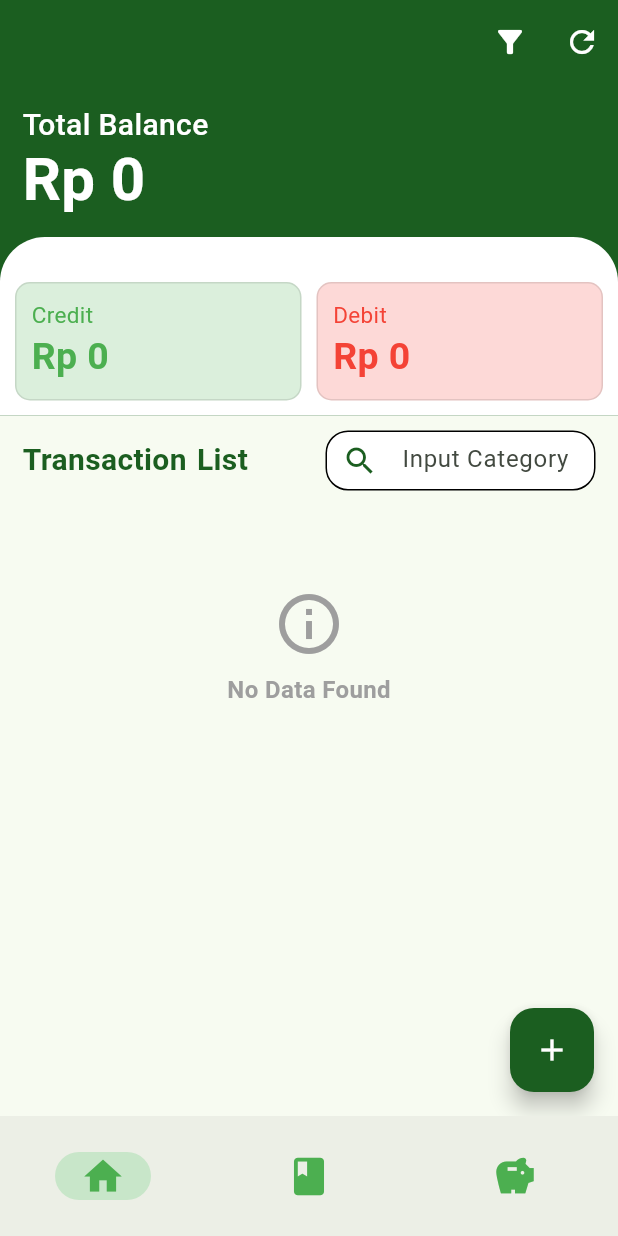
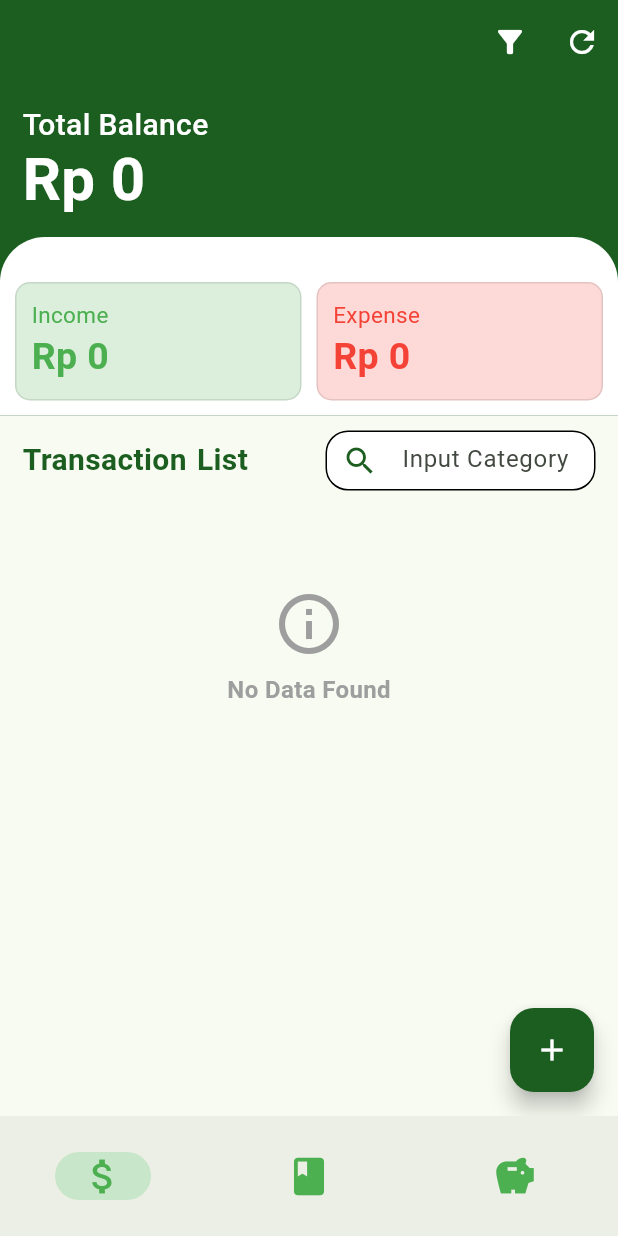
Before and after one commit to georgius34/pocket-planner, a Flutter app: the screen it shows after launch, on a phone screen of 412 x 824 dp. Run offline on Flutter 3.47's test engine with Material 3 defaults, Android fonts, the phone set to English and light mode, and no system bars; our stand-ins replace cloud_firestore, firebase_auth, firebase_core, fl_chart, font_awesome_flutter, shared_preferences; accounts and stored records are empty.

Commit message:
perbaikan Pocket planner (perbaikan update dan revisi expense income pada transaction screen

```diff
--- a/lib/screen/splash_screen.dart
+++ b/lib/screen/splash_screen.dart
@@ -1,6 +1,6 @@
 import 'package:flutter/material.dart';
 import 'package:flutter/services.dart';
-import 'package:pocket_planner/screen/dashboard.dart';
+import 'package:pocket_planner/screen/Home.dart';
 
 class SplashScreen extends StatefulWidget {
  final String userId; // Add userId as a parameter
--- a/lib/widgets/transaction/transaction_detail.dart
+++ b/lib/screen/transaction/transaction_detail_screen.dart
@@ -1,23 +1,23 @@
 import 'package:flutter/material.dart';
 import 'package:cloud_firestore/cloud_firestore.dart';
 import 'package:intl/intl.dart';
-import 'package:pocket_planner/screen/dashboard.dart';
+import 'package:pocket_planner/screen/Home.dart';
 import 'package:pocket_planner/utils/detail_box.dart';
 import 'package:pocket_planner/utils/format.dart';
 import 'package:pocket_planner/widgets/transaction/update_transaction.dart';
 
-class TransactionDetailsPage extends StatefulWidget {
+class TransactionDetailsScreen extends StatefulWidget {
   final String userId;
   final dynamic transactionData;
 
-  const TransactionDetailsPage({Key? key, required this.transactionData, required this.userId})
+  const TransactionDetailsScreen({Key? key, required this.transactionData, required this.userId})
       : super(key: key);
 
   @override
-  State<TransactionDetailsPage> createState() => _TransactionDetailsPageState();
+  State<TransactionDetailsScreen> createState() => _TransactionDetailsScreenState();
 }
 
-class _TransactionDetailsPageState extends State<TransactionDetailsPage> {
+class _TransactionDetailsScreenState extends State<TransactionDetailsScreen> {
   late dynamic _transactionData;
   final NumberFormat _currencyFormat = NumberFormat.currency(locale: 'id_ID', symbol: 'Rp ', decimalDigits: 0);
 
@@ -171,9 +171,9 @@ class _TransactionDetailsPageState extends State<TransactionDetailsPage> {
           SizedBox(height: 5),
           buildDetailBox('updated At', updatedAt),
           SizedBox(height: 5),
-          buildDetailBox('Total Credit',  _currencyFormat.format(totalCredit)),
+          buildDetailBox('Total Income',  _currencyFormat.format(totalCredit)),
           SizedBox(height: 5),
-          buildDetailBox('Total Debit',  _currencyFormat.format(totalDebit)),
+          buildDetailBox('Total Expense',  _currencyFormat.format(totalDebit)),
           SizedBox(height: 5),
           buildDetailBox('Type', type),
           SizedBox(height: 5),
@@ -219,14 +219,14 @@ class _TransactionDetailsPageState extends State<TransactionDetailsPage> {
       int remainingAmount = userDoc['remainingAmount'] as int;
 
       // Update totalCredit and totalDebit based on the type of transaction
-      if (type == 'credit') {
+      if (type == 'income') {
         totalCredit -= amount;
       } else {
         totalDebit -= amount;
       }
 
       // Update remainingAmount based on the type of transaction
-      remainingAmount += (type == 'credit') ? -amount : amount;
+      remainingAmount += (type == 'income') ? -amount : amount;
 
       // Update the user document in Firestore with the new values
       await FirebaseFirestore.instance.collection('users').doc(widget.userId).update({
--- a/lib/widgets/navbar.dart
+++ b/lib/widgets/navbar.dart
@@ -16,11 +16,11 @@ class NavBar extends StatelessWidget {
         destinations: const <Widget>[
           NavigationDestination(
             icon: Icon(
-              Icons.home,
+              Icons.attach_money,
               color: Colors.green,
               size: 30,
               ),
-            label: 'Dashboard',
+            label: 'Transaction Screen',
           ),
           NavigationDestination(
             icon: Icon(
@@ -28,7 +28,7 @@ class NavBar extends StatelessWidget {
               color: Colors.green,
               size: 30,
               ),
-            label: 'Laporan Keuangan',
+            label: 'Financial Report',
           ),
           NavigationDestination(
             icon: Icon(
@@ -36,7 +36,7 @@ class NavBar extends StatelessWidget {
               color: Colors.green,
               size: 30,
               ),
-            label: 'Rencana Tabungan',
+            label: 'Planned Savings',
           ),
         ],
       );
--- a/lib/widgets/planned_saving/add_planned_saving_form.dart
+++ b/lib/widgets/planned_saving/add_planned_saving_form.dart
@@ -75,7 +75,7 @@ class _AddRencanaTabunganFormState extends State<AddRencanaTabunganForm> {
     int currentAmount = 0;
     int taxRate = taxController.text.isEmpty ? 0 : int.parse(taxController.text);
     int bunga = bungaController.text.isEmpty ? 0 : int.parse(bungaController.text);
-    int period = int.parse(periodController.text); // Change here to use periodController
+    int period = int.parse(periodController.text);
     String type = _selectedType ?? "personal";
 
     final startDate = DateTime.now();
@@ -105,7 +105,7 @@ class _AddRencanaTabunganFormState extends State<AddRencanaTabunganForm> {
       'currentAmount': currentAmount,
       'totalInterest': totalInterest,
       'monthlySaving': monthlySaving,
-      'periode': period,
+      'period': period,
       'progress': progress,
       'description': descriptionController.text,
       'type': type,
--- a/lib/widgets/planned_saving/tabungan_detail.dart
+++ b/lib/widgets/planned_saving/planned_saving_detail.dart
@@ -2,7 +2,7 @@
 import 'package:flutter/material.dart';
 import 'package:intl/intl.dart';
 import 'package:pocket_planner/utils/format.dart';
-import 'package:pocket_planner/widgets/planned_saving/add_progress.dart';
+import 'package:pocket_planner/widgets/planned_saving/add_saving.dart';
 
 class TabunganDetailBox extends StatelessWidget {
   final int currentAmount;
--- a/lib/widgets/transaction/add_transaction.dart
+++ b/lib/widgets/transaction/add_transaction.dart
@@ -97,7 +97,7 @@ class _AddTransactionFormState extends State<AddTransactionForm> {
         int totalCredit = userDoc['totalCredit'];
         int totalDebit = userDoc['totalDebit'];
 
-        String categoryToAdd = categoryController.text.toLowerCase().trim();
+        String category = categoryController.text.toLowerCase().trim();
 
         if (type == 'credit') {
           remainingAmount += amount;
@@ -118,7 +118,7 @@ class _AddTransactionFormState extends State<AddTransactionForm> {
           "id": id,
           "title": titleController.text,
           "amount": amount,
-          "category": categoryToAdd,
+          "category": category,
           "type": type,
           "dateTime": selectedDate?.millisecondsSinceEpoch ?? millisecondsSinceEpoch, // Update this line
           "createdAt": millisecondsSinceEpoch,
--- a/lib/widgets/transaction/hero_card.dart
+++ b/lib/widgets/transaction/hero_card.dart
@@ -129,13 +129,13 @@ class Cards extends StatelessWidget {
                 children: [
                   CardOne(
                     color: Colors.green,
-                    heading: 'Credit',
+                    heading: 'Income',
                     amount: currencyFormatter.format(totalCredit),
                   ),
                   SizedBox(width: 10), // space
                   CardOne(
                     color: Colors.red,
-                    heading: 'Debit',
+                    heading: 'Expense',
                     amount: currencyFormatter.format(totalDebit),
                   ),
                 ],
--- a/lib/widgets/transaction/transaction_card.dart
+++ b/lib/widgets/transaction/transaction_card.dart
@@ -17,7 +17,7 @@ class TransactionCard extends StatelessWidget {
 
   @override
   Widget build(BuildContext context) {
-    DateTime date = DateTime.fromMillisecondsSinceEpoch(data['dateTime']);
+    DateTime date = DateTime.fromMillisecondsSinceEpoch(data['createdAt']);
     final DateFormat dateTimeFormatter = getDateTimeFormatter();
     final NumberFormat currencyFormatter = getCurrencyFormatter();
       String category = data['category'];
--- a/lib/widgets/transaction/transactions_card.dart
+++ b/lib/widgets/transaction/transactions_card.dart
@@ -2,7 +2,7 @@ import 'package:cloud_firestore/cloud_firestore.dart';
 import 'package:flutter/material.dart';
 import 'package:flutter/widgets.dart';
 import 'package:pocket_planner/widgets/transaction/transaction_card.dart';
-import 'package:pocket_planner/widgets/transaction/transaction_detail.dart';
+import 'package:pocket_planner/screen/transaction/transaction_detail_screen.dart';
 //ignore_for_file: prefer_const_constructors
 //ignore_for_file: prefer_const_literals_to_create_immutables
 
@@ -117,7 +117,7 @@ class TransactionList extends StatelessWidget {
                 Navigator.push(
                   context,
                   MaterialPageRoute(
-                    builder: (context) => TransactionDetailsPage(
+                    builder: (context) => TransactionDetailsScreen(
                       userId: userId,
                       transactionData: cardData.data(),
                     ),
```
Also changed, not shown: lib/screen/planned_saving/rencana_tabungan_detail_screen.dart (+16 -12 lines), lib/widgets/planned_saving/add_saving.dart (renamed from lib/widgets/planned_saving/add_progress.dart, +20 -23 lines), lib/widgets/planned_saving/update_planned_saving_form.dart (+5 -8 lines), lib/widgets/transaction/update_transaction.dart (+44 -14 lines), lib/screen/Home.dart (renamed from lib/screen/dashboard.dart).
